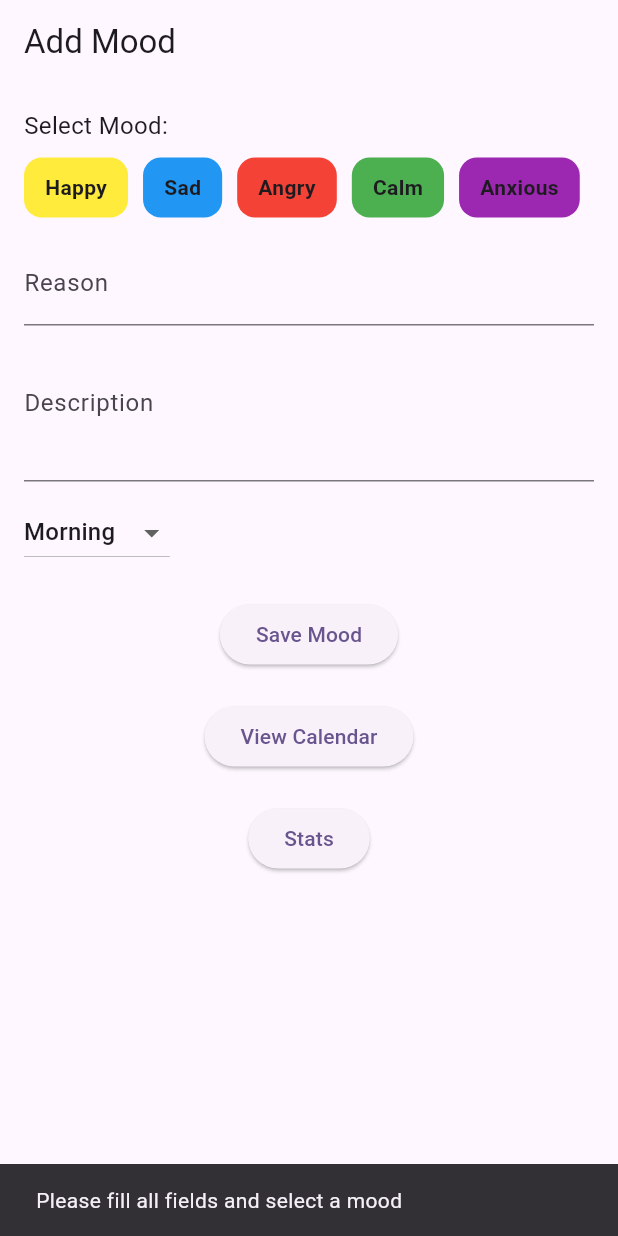
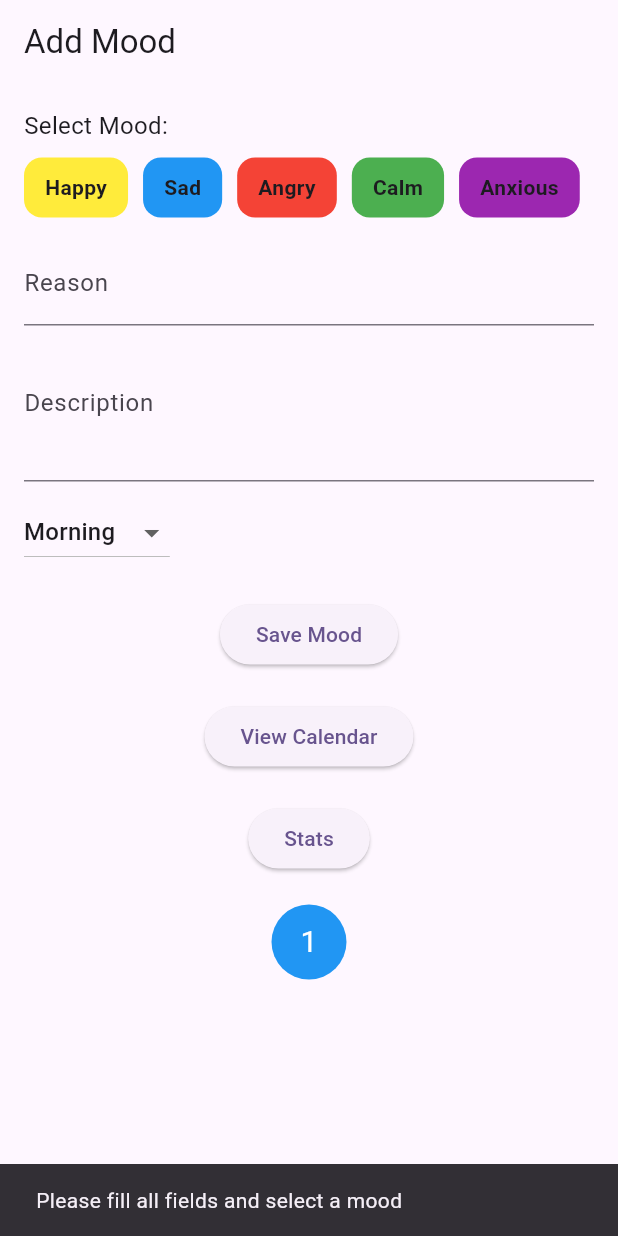
Before and after one commit to KabeloDev/mini_app, a Flutter app: the screen it shows after launch, after a tap on "Save Mood", on a phone screen of 412 x 824 dp. Run offline on Flutter 3.47's test engine with Material 3 defaults, Android fonts, the phone set to English and light mode, and no system bars; our stand-ins replace fl_chart, flutter_bloc, flutter_local_notifications, go_router, permission_handler, shared_preferences and 1 more.

```diff
--- a/lib/home.dart
+++ b/lib/home.dart
@@ -5,6 +5,8 @@ import 'package:flutter_bloc/flutter_bloc.dart';
 import 'package:mini_app/calendar.dart';
 import 'package:mini_app/app_cubit.dart';
 import 'package:mini_app/moodentry.dart';
+import 'package:mini_app/noti_service.dart';
+import 'package:mini_app/notifications_cubit.dart';
 import 'package:mini_app/stats_noti.dart';
 
 class HomeScreen extends StatefulWidget {
@@ -86,7 +88,15 @@ class _HomeScreenState extends State<HomeScreen> {
                 child: Column(
                   children: [
                     ElevatedButton(
-                      onPressed: _onSave,
+                      onPressed: (){
+                        _onSave();
+                        NotiService().showNotification(
+                          0,
+                          'Mood Saved',
+                          'Your mood has been saved successfully.',
+                        );
+                        context.read<NotificationsCubit>().addNotification('Your mood has been saved successfully.');
+                      },
                       child: const Text('Save Mood'),
                     ),
                     const SizedBox(height: 20),
@@ -102,15 +112,30 @@ class _HomeScreenState extends State<HomeScreen> {
                     const SizedBox(height: 20),
                     ElevatedButton(
                       onPressed: () {
-                        final moods = context.read<AppCubit>().state;
                         Navigator.push(
                           context,
                           MaterialPageRoute(
-                            builder: (_) => MyPieChart(moodEntries: moods),
+                            builder: (_) => MyPieChart(moodEntries: context.read<AppCubit>().state,),
                           ),
                         );
                       },
                       child: const Text('Stats'),
+                    ),
+                    SizedBox(height: 20),
+                    Container(
+                      height: 50,
+                      width: 50,
+                      decoration: BoxDecoration(
+                        shape: BoxShape.circle,
+                        color: Colors.blue,
+                      ),
+                      child: Center(
+                        child: Text(
+                          '${context.watch<NotificationsCubit>().state.length}',
+                          style: const TextStyle(color: Colors.white, fontSize: 20),
+                          textAlign: TextAlign.center,
+                        ),
+                      ),
                     ),
                   ],
                 ),
--- a/lib/main.dart
+++ b/lib/main.dart
@@ -4,6 +4,7 @@ import 'package:go_router/go_router.dart';
 import 'package:mini_app/home.dart';
 import 'package:mini_app/app_cubit.dart';
 import 'package:mini_app/noti_service.dart';
+import 'package:mini_app/notifications_cubit.dart';
 
 void main() async{
   WidgetsFlutterBinding.ensureInitialized();
@@ -17,6 +18,9 @@ void main() async{
       providers: [
         BlocProvider(
           create: (_) => AppCubit(),
+        ),
+        BlocProvider(
+          create: (_) => NotificationsCubit(),
         ),
       ],
       child: const MyApp(),
--- /dev/null
+++ b/lib/notifications_cubit.dart
@@ -0,0 +1,41 @@
+import 'dart:convert';
+import 'package:flutter_bloc/flutter_bloc.dart';
+import 'package:shared_preferences/shared_preferences.dart';
+
+class NotificationsCubit extends Cubit<List<String>> {
+  static const _storageKey = 'notification_entries';
+
+  NotificationsCubit() : super([]) {
+    _loadNotifications();
+  }
+
+  Future<void> addNotification(String newNotification) async {
+    final updatedList = List<String>.from(state);
+    updatedList.add(newNotification);
+    emit(updatedList);
+    await _saveNotifications(updatedList);
+  }
+
+  Future<void> deleteMoods(List<String> moods) async {
+    moods.clear();
+    emit(moods);
+    await _saveNotifications(moods);
+    _loadNotifications();
+  }
+
+  Future<void> _saveNotifications(List<String> notifications) async {
+    final prefs = await SharedPreferences.getInstance();
+    final jsonList = notifications.map((notification) => jsonEncode(notification)).toList();
+    await prefs.setStringList(_storageKey, jsonList);
+  }
+
+  Future<void> _loadNotifications() async {
+    final prefs = await SharedPreferences.getInstance();
+    final jsonList = prefs.getStringList(_storageKey);
+    if (jsonList != null) {
+      emit(jsonList
+          .map((notificationStr) => jsonDecode(notificationStr) as String)
+          .toList());
+    }
+  }
+}
```
Also changed, not shown: lib/stats_noti.dart (+38 -5 lines).
